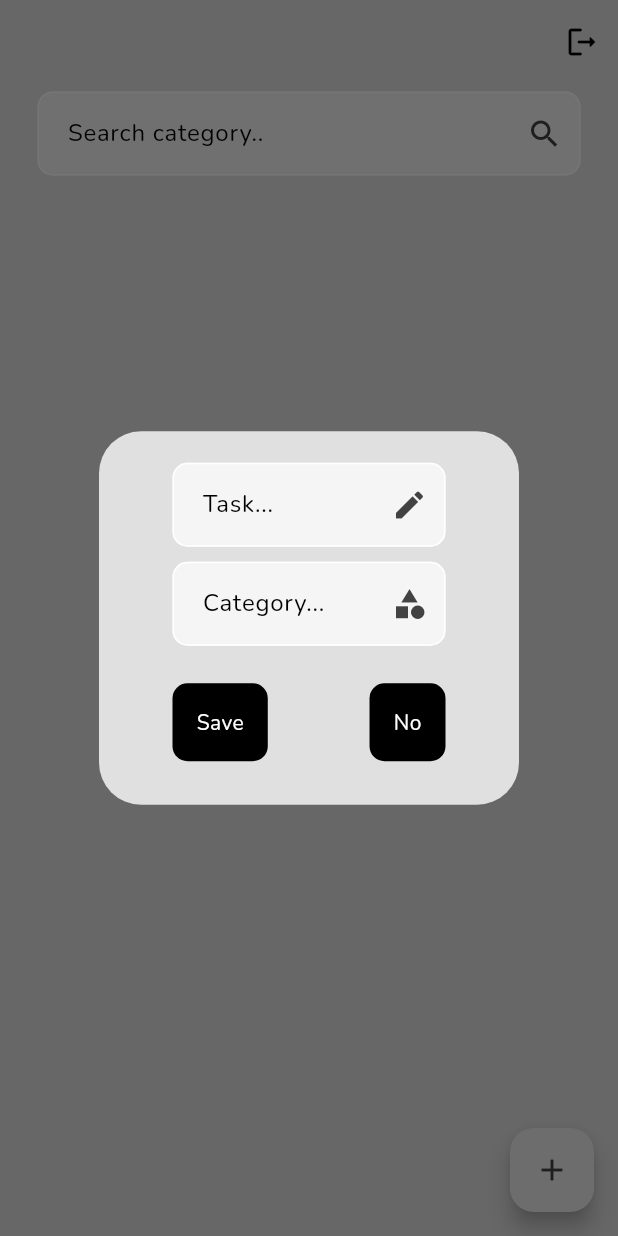
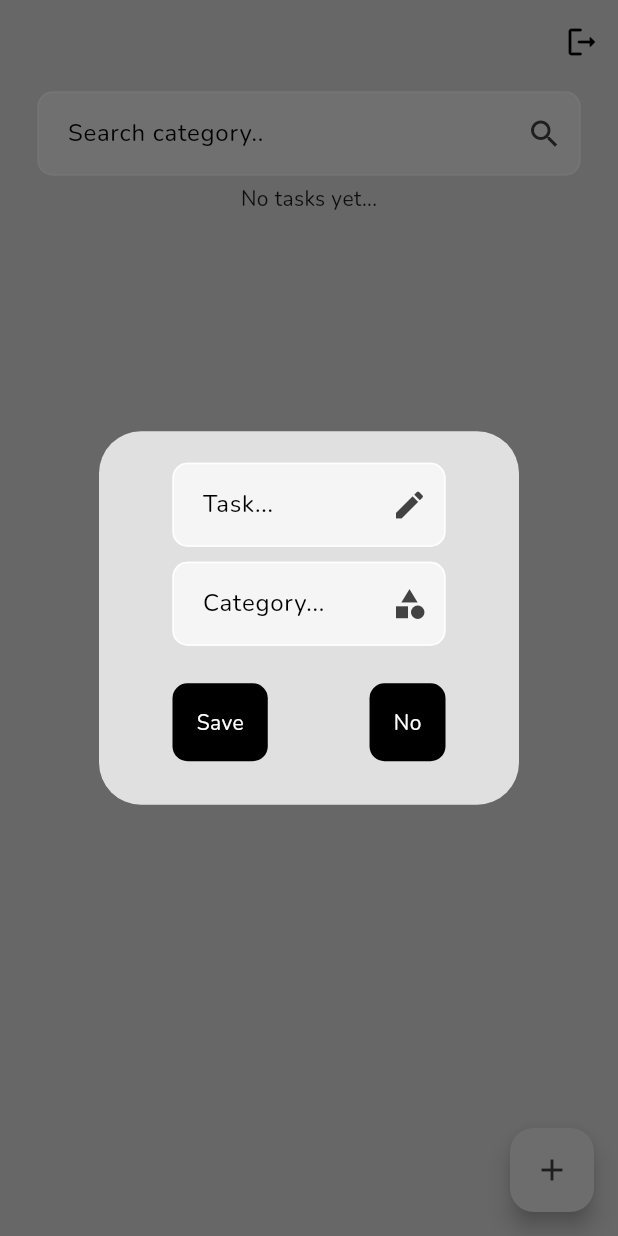
Before and after one commit to Dhruv721725/Internship, a Flutter app: the screen it shows once a user with an empty profile is signed in, after a tap on the "add" icon, on a phone screen of 412 x 824 dp. Run offline on Flutter 3.47's test engine with Material 3 defaults, Android fonts, the phone set to English and light mode, and no system bars; our stand-ins replace cloud_firestore, firebase_auth, firebase_core, flutter_slidable, google_fonts; accounts and stored records are empty.

Commit message:
cursor color updation

```diff
--- a/listify/lib/components/comp_search_field.dart
+++ b/listify/lib/components/comp_search_field.dart
@@ -15,13 +15,12 @@ class CompSearchField extends StatelessWidget{
       margin: EdgeInsets.symmetric(horizontal: 25, vertical: 5),
       child: TextField(
         controller: controller,
-
+        cursorColor: Theme.of(context).colorScheme.inversePrimary,
         decoration: InputDecoration(
           contentPadding: EdgeInsets.all(16),
           fillColor: Theme.of(context).colorScheme.secondary,
           filled: true,
           hintText:"Search category..",
-
           suffixIcon: IconButton(
             onPressed:onSearch,
             icon: Icon(Icons.search, color: Theme.of(context).colorScheme.inversePrimary,),
--- a/listify/lib/components/comp_textfield.dart
+++ b/listify/lib/components/comp_textfield.dart
@@ -26,6 +26,7 @@ class _CompTextfieldState extends State<CompTextfield> {
       child: TextField(
         controller: widget.controller,
         obscureText: widget.obscureText,
+        cursorColor: Theme.of(context).colorScheme.inversePrimary,
         decoration: InputDecoration(
           contentPadding: EdgeInsets.all(16),
           fillColor: Theme.of(context).colorScheme.secondary,
--- a/listify/lib/pages/home_page.dart
+++ b/listify/lib/pages/home_page.dart
@@ -55,9 +55,7 @@ class _HomePageState extends State<HomePage> {
                     child: CircularProgressIndicator(),
                   );
                 }else if(snapshot.hasData){
-
-                  return ListView(
-                    children: snapshot.data!.docs.map((ele){
+                  List<Widget> taskwidgetlist=snapshot.data!.docs.map((ele){
                       if (cat!="") {
                         if(ele["category"].toString().toLowerCase()==cat.toLowerCase()){
                           return CompTasktile(task: ele);
@@ -67,9 +65,13 @@ class _HomePageState extends State<HomePage> {
                       }else{
                         return CompTasktile(task: ele);
                       }
-                    }).toList(),
-                  );
+                    }).toList();
 
+                  return taskwidgetlist.isNotEmpty?
+                    ListView(
+                      children: taskwidgetlist
+                    )
+                    :Text("No tasks yet...");
                 }else{
                   return Center(
                     child: Text("No tasks yet..."),
--- a/listify/lib/pages/register_page.dart
+++ b/listify/lib/pages/register_page.dart
@@ -4,6 +4,7 @@ import 'package:listify/auth/auth_service.dart';
 import 'package:listify/components/comp_button.dart';
 import 'package:listify/components/comp_textfield.dart';
 import 'package:listify/components/comp_warning.dart';
+import 'package:listify/firestore/fire_store.dart';
 
 class RegisterPage extends StatelessWidget {
   Function()? toggle;
@@ -37,6 +38,8 @@ class RegisterPage extends StatelessWidget {
       }else{
         try {
           await _auth.register(eemail, epass);
+          FireStore _fireStore=FireStore();
+          _fireStore.addUser(ename, eemail, epass);
           Navigator.pop(context);
         } on Exception catch (e) {
           Navigator.pop(context);
```
Also changed, not shown: 1 other file.
